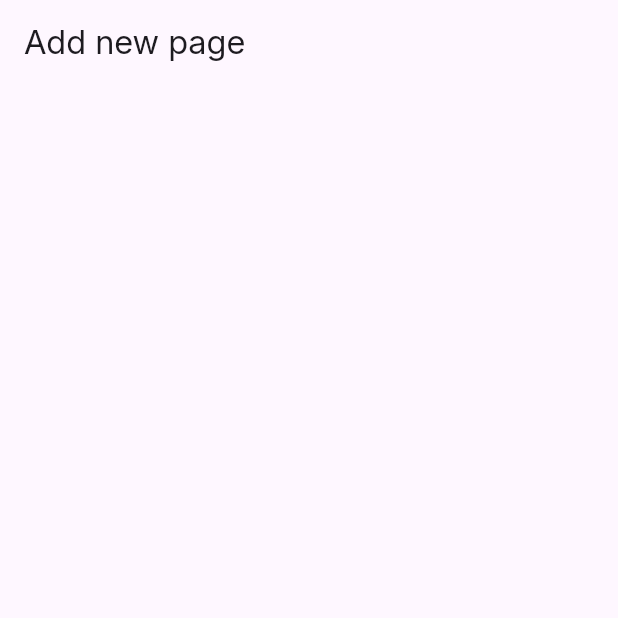
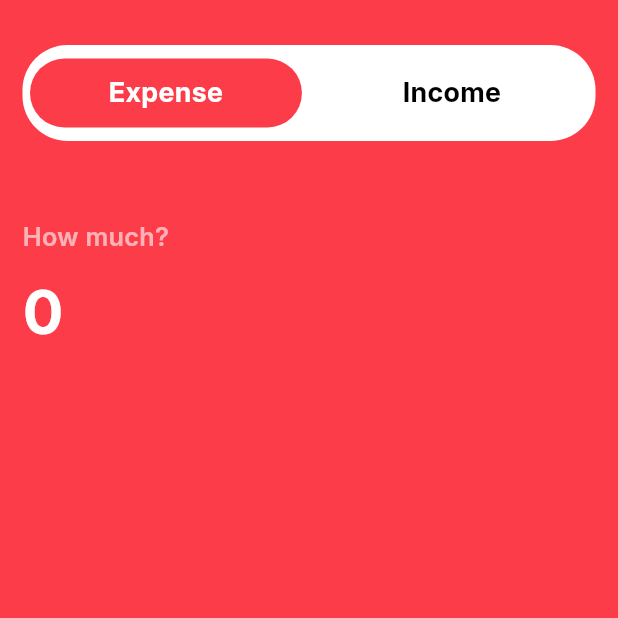
Before and after one commit to nadunidush/expenz-dp, a Flutter app: the AddNewPage screen opened directly, on a phone screen of 412 x 824 dp, the top half of it. Run offline on Flutter 3.47's test engine with Material 3 defaults, Android fonts, the phone set to English and light mode, and no system bars; our stand-ins replace shared_preferences, smooth_page_indicator; accounts and stored records are empty.

Commit message:
create add new page half

```diff
--- a/lib/screens/add_new_page.dart
+++ b/lib/screens/add_new_page.dart
@@ -1,3 +1,4 @@
+import 'package:expenz_flutter/constants/colors.dart';
 import 'package:flutter/material.dart';
 
 class AddNewPage extends StatefulWidget {
@@ -8,10 +9,137 @@ class AddNewPage extends StatefulWidget {
 }
 
 class _AddNewPageState extends State<AddNewPage> {
+  int _selectedIndex = 0;
   @override
   Widget build(BuildContext context) {
     return Scaffold(
-      appBar: AppBar(title: Text("Add new page"),),
+      backgroundColor: _selectedIndex == 0 ? redColor : greenColor,
+      body: SafeArea(
+        child: SingleChildScrollView(
+          child: Padding(
+            padding: const EdgeInsets.symmetric(horizontal: 15.0, vertical: 10),
+            child: Stack(
+              children: [
+                Padding(
+                  padding: const EdgeInsets.symmetric(vertical: 20.0),
+                  child: Container(
+                    padding: EdgeInsets.symmetric(horizontal: 5, vertical: 9),
+                    width: double.infinity,
+                    decoration: BoxDecoration(
+                      color: whiteColor,
+                      borderRadius: BorderRadius.circular(30),
+                    ),
+                    child: Row(
+                      mainAxisAlignment: MainAxisAlignment.spaceBetween,
+                      children: [
+                        //Expenses container
+                        GestureDetector(
+                          onTap: () {
+                            setState(() {
+                              _selectedIndex = 0;
+                            });
+                          },
+                          child: Container(
+                            padding: EdgeInsets.symmetric(
+                              horizontal: 15,
+                              vertical: 10,
+                            ),
+                            width: MediaQuery.of(context).size.width * 0.44,
+                            decoration: BoxDecoration(
+                              color: _selectedIndex == 0 ? redColor : null,
+                              borderRadius: BorderRadius.circular(30),
+                            ),
+                            child: Text(
+                              textAlign: TextAlign.center,
+                              "Expense",
+                              style: TextStyle(
+                                fontSize: 18,
+                                fontWeight: FontWeight.w700,
+                                color: _selectedIndex == 0
+                                    ? whiteColor
+                                    : blackColor,
+                              ),
+                            ),
+                          ),
+                        ),
+
+                        //Income container
+                        GestureDetector(
+                          onTap: () {
+                            setState(() {
+                              _selectedIndex = 1;
+                            });
+                          },
+                          child: Container(
+                            padding: EdgeInsets.symmetric(
+                              horizontal: 15,
+                              vertical: 10,
+                            ),
+                            width: MediaQuery.of(context).size.width * 0.44,
+                            decoration: BoxDecoration(
+                              color: _selectedIndex == 1 ? greenColor : null,
+                              borderRadius: BorderRadius.circular(30),
+                            ),
+                            child: Text(
+                              textAlign: TextAlign.center,
+                              "Income",
+                              style: TextStyle(
+                                fontSize: 18,
+                                fontWeight: FontWeight.w700,
+                                color: _selectedIndex == 1
+                                    ? whiteColor
+                                    : blackColor,
+                              ),
+                            ),
+                          ),
+                        ),
+                      ],
+                    ),
+                  ),
+                ),
+
+                //how much field(normaly getting the only value for identify to put amount)
+                Container(
+                  margin: EdgeInsets.only(
+                    top: MediaQuery.of(context).size.width * 0.33,
+                  ),
+                  child: Column(
+                    crossAxisAlignment: CrossAxisAlignment.start,
+                    children: [
+                      Text(
+                        "How much?",
+                        style: TextStyle(
+                          fontSize: 17,
+                          color: whiteColor.withOpacity(0.60),
+                          fontWeight: FontWeight.w600,
+                        ),
+                      ),
+                      TextField(
+                        style: TextStyle(
+                          fontSize: 40,
+                          fontWeight: FontWeight.w700,
+                          color: whiteColor,
+                        ),
+                        decoration: InputDecoration(
+                          border: InputBorder.none,
+                          hintText: "0",
+                          hintStyle: TextStyle(
+                            fontSize: 40,
+                            fontWeight: FontWeight.w700,
+                            color: whiteColor,
+                          ),
+                        ),
+                      ),
+                    ],
+                  ),
+                ),
+
+                //Expense and Income form
+              ],
+            ),
+          ),
+        ),
+      ),
     );
   }
 }
--- a/lib/screens/main_screen.dart
+++ b/lib/screens/main_screen.dart
@@ -14,7 +14,7 @@ class MainScreen extends StatefulWidget {
 }
 
 class _MainScreenState extends State<MainScreen> {
-  int _currentIndex = 0;
+  int _currentIndex = 2;
   final List<Widget> screens = [
     HomePage(),
     TransactionsPage(),
```
Also changed, not shown: lib/models/expense_model.dart (added, +43 -0 lines), lib/models/income_model.dart (added, +42 -0 lines), assets/images/freelance.png (added), assets/images/health.png (added), assets/images/restaurant.png (added), assets/images/salary.png (added), assets/images/shopping.png (added), assets/images/subscribtions.png (added), assets/images/transportation.png (added).
